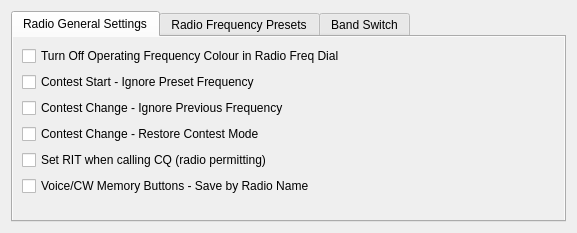
First picture: the form in mqt/MqtLogger/radiosettingdialog.ui, repository Rsclub22/Minos2-Mirror, before the edit.
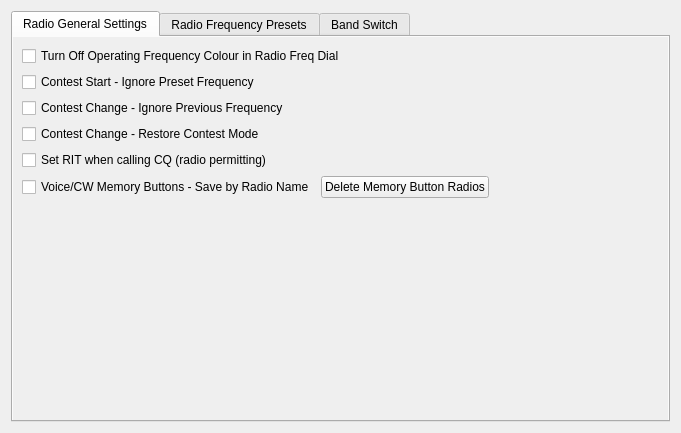
Second picture: the form after the edit. The open tabs and pages were chosen to show the change.

Commit message: add delete voice/cw memory buttons radio in options radiosettings

What changed in the file:
```diff
--- a/mqt/MqtLogger/radiosettingdialog.ui
+++ b/mqt/MqtLogger/radiosettingdialog.ui
@@ -6,8 +6,8 @@
    <rect>
     <x>0</x>
     <y>0</y>
-    <width>577</width>
-    <height>233</height>
+    <width>681</width>
+    <height>433</height>
    </rect>
   </property>
   <property name="windowTitle">
@@ -68,6 +68,8 @@
           </widget>
          </item>
          <item>
+          <layout class="QHBoxLayout" name="horizontalLayout_5">
+           <item>
           <widget class="QCheckBox" name="saveVoiceCwMemoryButtonByRadioName">
            <property name="text">
             <string>Voice/CW Memory Buttons - Save by Radio Name</string>
@@ -75,19 +77,41 @@
           </widget>
          </item>
          <item>
+            <widget class="QPushButton" name="deleteMemoryButtonRadiosPushButton">
+             <property name="text">
+              <string>Delete Memory Button Radios</string>
+             </property>
+            </widget>
+           </item>
+           <item>
+            <spacer name="horizontalSpacer_6">
+             <property name="orientation">
+              <enum>Qt::Horizontal</enum>
+             </property>
+             <property name="sizeHint" stdset="0">
+              <size>
+               <width>40</width>
+               <height>20</height>
+              </size>
+             </property>
+            </spacer>
+           </item>
+          </layout>
+         </item>
+        </layout>
+       </item>
+       <item>
           <spacer name="verticalSpacer">
            <property name="orientation">
             <enum>Qt::Vertical</enum>
            </property>
            <property name="sizeHint" stdset="0">
             <size>
-             <width>20</width>
-             <height>40</height>
+           <width>358</width>
+           <height>18</height>
             </size>
            </property>
           </spacer>
-         </item>
-        </layout>
        </item>
       </layout>
      </widget>
```
Left out of the diff: 4 changed lines with no effect on the pictures. Lines whose indentation alone changed are shown as unchanged. The commit also changes 10 other files.
